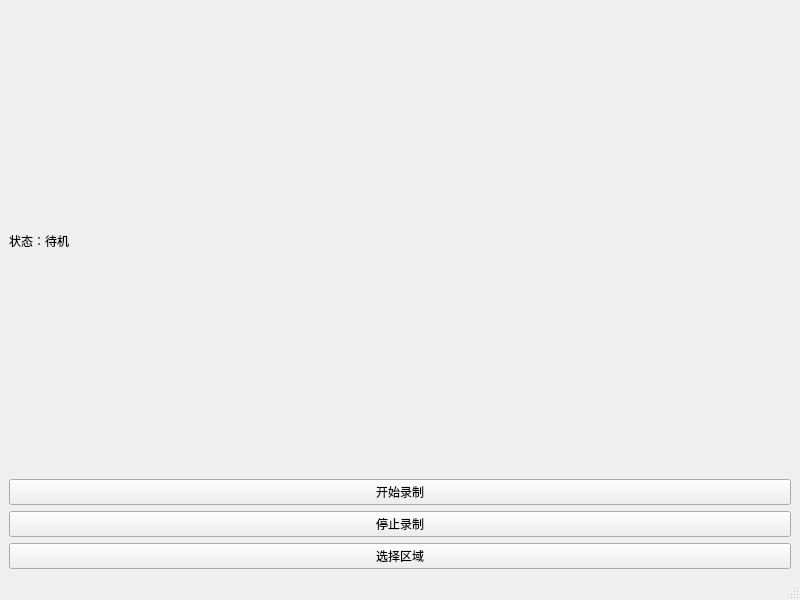
Above: mainwindow.ui from hao1960/ScreenRecorder before the change. Below: the same form after it.
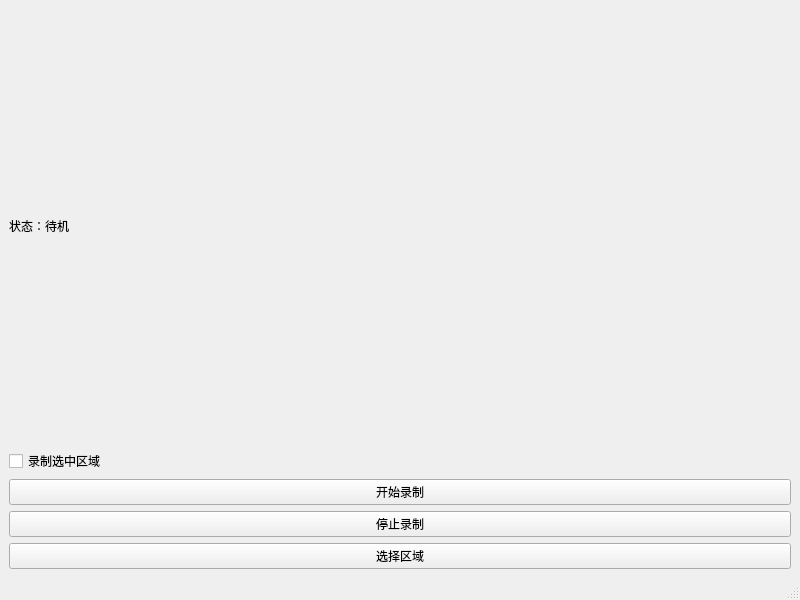
That is the form after the change.

Commit message: feat: add basic region selection and recording

```diff
--- a/mainwindow.ui
+++ b/mainwindow.ui
@@ -25,6 +25,13 @@
       </property>
      </widget>
     </item>
+    <item>
+     <widget class="QCheckBox" name="usingRegionCheckBox">
+      <property name="text">
+       <string>录制选中区域</string>
+      </property>
+     </widget>
+    </item>
     <item>
      <widget class="QPushButton" name="startButton">
       <property name="text">
```
The commit also changes 4 other files.
